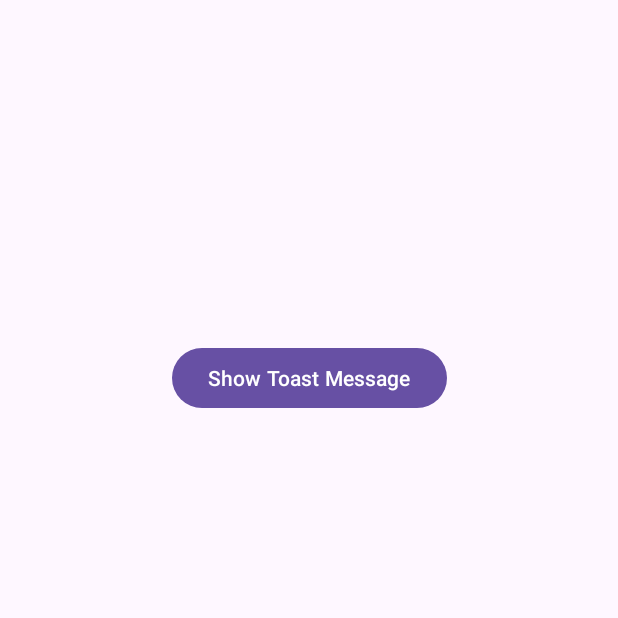
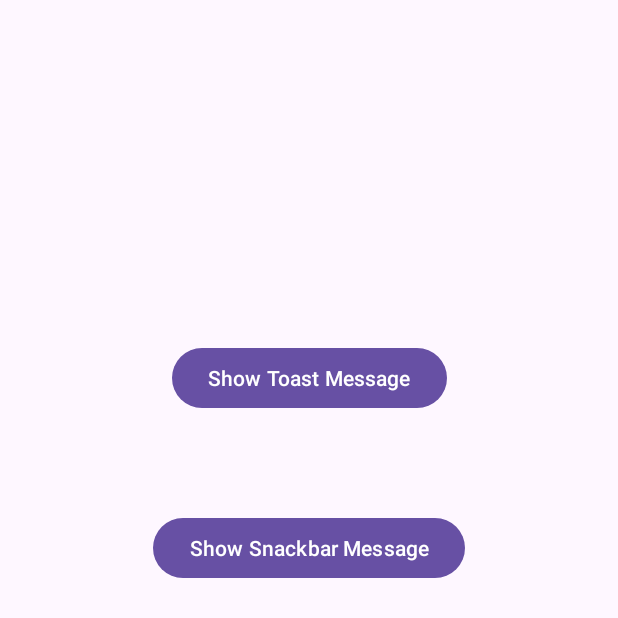
Before and after one commit to babachanakh-kateryna/Android-App-Development-with-Kotlin-Beginner-to-Advanced-Lab04, an Android app: the screen it shows after launch (MainActivity), on a phone screen of 412 x 824 dp, the top half of it. Run offline under Robolectric (Android 15) with nearby library versions, the phone set to English and light mode, and no system bars.

Commit message:
Snackbar Messages

```diff
--- a/UserInteractions/app/src/main/java/com/example/userinteractions/MainActivity.kt
+++ b/UserInteractions/app/src/main/java/com/example/userinteractions/MainActivity.kt
@@ -1,15 +1,18 @@
 package com.example.userinteractions
 
 import android.os.Bundle
+import android.view.View
 import android.widget.Button
 import android.widget.Toast
 import androidx.activity.enableEdgeToEdge
 import androidx.appcompat.app.AppCompatActivity
 import androidx.core.view.ViewCompat
 import androidx.core.view.WindowInsetsCompat
+import com.google.android.material.snackbar.Snackbar
 
 class MainActivity : AppCompatActivity() {
     lateinit var showToast: Button
+    lateinit var showSnackbar: Button
     override fun onCreate(savedInstanceState: Bundle?) {
         super.onCreate(savedInstanceState)
         enableEdgeToEdge()
@@ -21,9 +24,17 @@ class MainActivity : AppCompatActivity() {
         }
 
         showToast = findViewById(R.id.btn)
+        showSnackbar = findViewById(R.id.btn2)
 
         showToast.setOnClickListener() {
             Toast.makeText(applicationContext, "This is a toast message", Toast.LENGTH_LONG).show()
         }
+
+        showSnackbar.setOnClickListener() {
+            Snackbar.make(findViewById(R.id.main), "This is a snackbar message", Snackbar.LENGTH_SHORT).setAction("Close", View.OnClickListener {
+
+            })
+                .show()
+        }
     }
 }
--- a/UserInteractions/app/src/main/res/layout/activity_main.xml
+++ b/UserInteractions/app/src/main/res/layout/activity_main.xml
@@ -17,4 +17,14 @@
         app:layout_constraintStart_toStartOf="parent"
         app:layout_constraintTop_toTopOf="parent" />
 
+    <Button
+        android:id="@+id/btn2"
+        android:layout_width="wrap_content"
+        android:layout_height="wrap_content"
+        android:layout_marginTop="65dp"
+        android:text="Show Snackbar Message"
+        app:layout_constraintEnd_toEndOf="parent"
+        app:layout_constraintStart_toStartOf="parent"
+        app:layout_constraintTop_toBottomOf="@+id/btn" />
+
 </androidx.constraintlayout.widget.ConstraintLayout>
```
